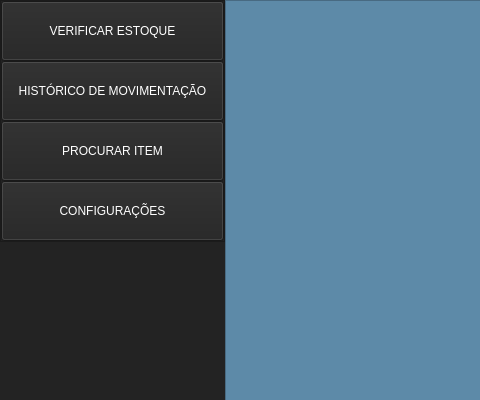
Above: MenuSecundario.ui from leohpmoreira/inventoryManagement before the change; both pictures show x 0 to 480 and y 0 to 400 of the 1000 by 500 pixel window. Below: the same form after it.
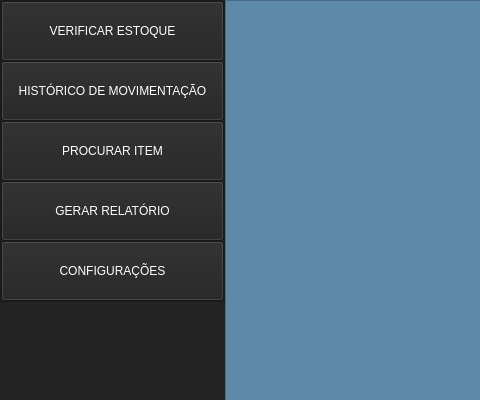
That is the form after the change. Icons and pictures are not drawn.

The edit to the form file:
```diff
--- a/MenuSecundario.ui
+++ b/MenuSecundario.ui
@@ -283,6 +283,28 @@
                </property>
               </widget>
              </item>
+             <item>
+              <widget class="QPushButton" name="pushButton">
+               <property name="minimumSize">
+                <size>
+                 <width>0</width>
+                 <height>60</height>
+                </size>
+               </property>
+               <property name="styleSheet">
+                <string notr="true">QPushButton {
+	background-color: rgb(35, 35, 35);
+	color: rgb(255, 255, 255);
+}
+QPushButton:hover {
+	background-color: rgb(6, 21, 60);
+}</string>
+               </property>
+               <property name="text">
+                <string>GERAR RELATÓRIO</string>
+               </property>
+              </widget>
+             </item>
              <item>
               <widget class="QPushButton" name="Btn_config">
                <property name="minimumSize">
```
